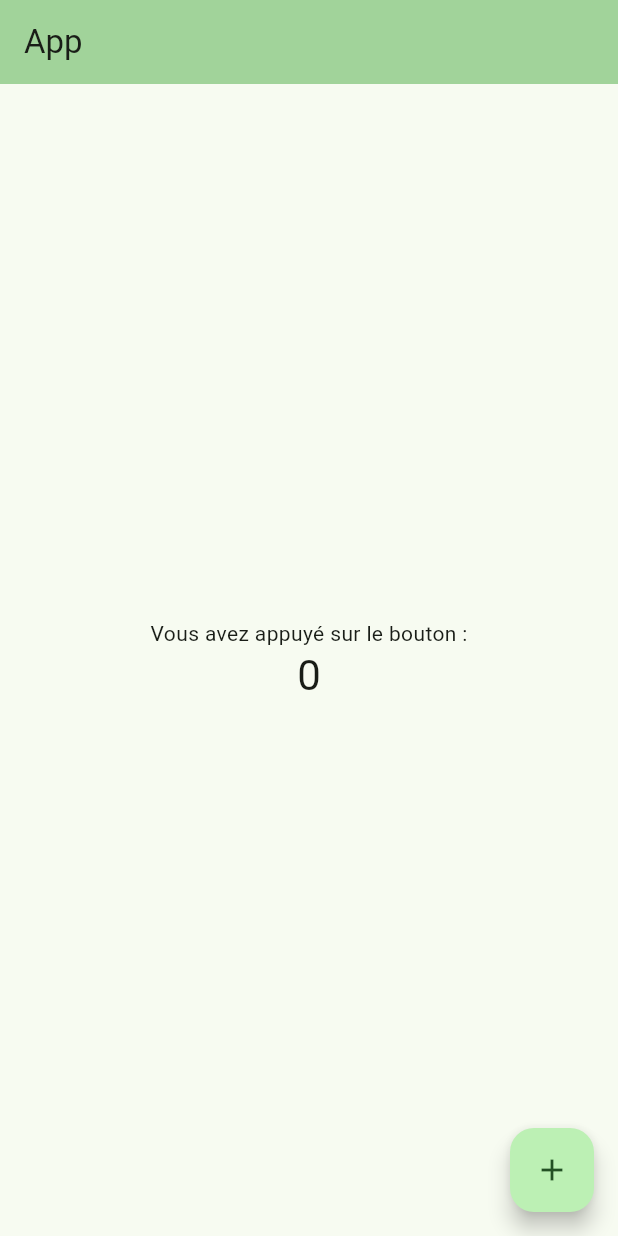
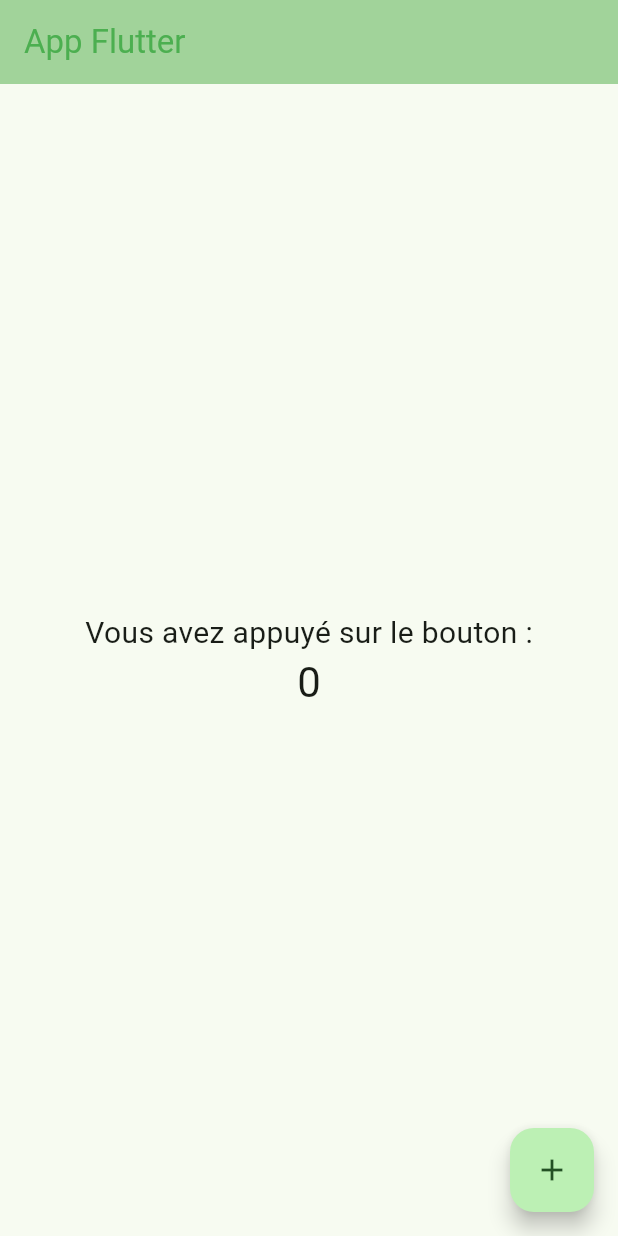
Before and after one commit to daoodaba975/flutter.ugb, a Flutter app: the screen it shows after launch, on a phone screen of 412 x 824 dp. Run offline on Flutter 3.47's test engine with Material 3 defaults, Android fonts, the phone set to English and light mode, and no system bars; our stand-ins replace sqflite; accounts and stored records are empty.

Commit message:
[FEAT]: Update main.dart ⚡

```diff
--- a/app/default/lib/main.dart
+++ b/app/default/lib/main.dart
@@ -32,7 +32,7 @@ class MyApp extends StatelessWidget {
 
       // Définit la page d'accueil de l'application.
       // MyHomePage est un StatefulWidget.
-      home: const MyHomePage(title: 'App'),
+      home: const MyHomePage(title: 'App Flutter'),
     );
   }
 }
@@ -47,6 +47,7 @@ class MyHomePage extends StatefulWidget {
   final String title;
 
   @override
+  // Initiakisation de l'etat de MyHomePage.
   State<MyHomePage> createState() => _MyHomePageState();
 }
 
@@ -71,7 +72,7 @@ class _MyHomePageState extends State<MyHomePage> {
       appBar: AppBar(
         // Définit une couleur d'arrière-plan basée sur le thème.
         backgroundColor: Theme.of(context).colorScheme.inversePrimary,
-        title: Text(widget.title),
+        title: Text(widget.title, style: const TextStyle(color: Colors.green)),
       ),
 
       // Le corps principal de l'interface utilisateur.
@@ -84,6 +85,7 @@ class _MyHomePageState extends State<MyHomePage> {
             // Texte statique affichant un message à l'utilisateur.
             const Text(
               'Vous avez appuyé sur le bouton :',
+              style: TextStyle(fontSize: 20),
             ),
             // Texte dynamique affichant la valeur actuelle du compteur.
             Text(
```
